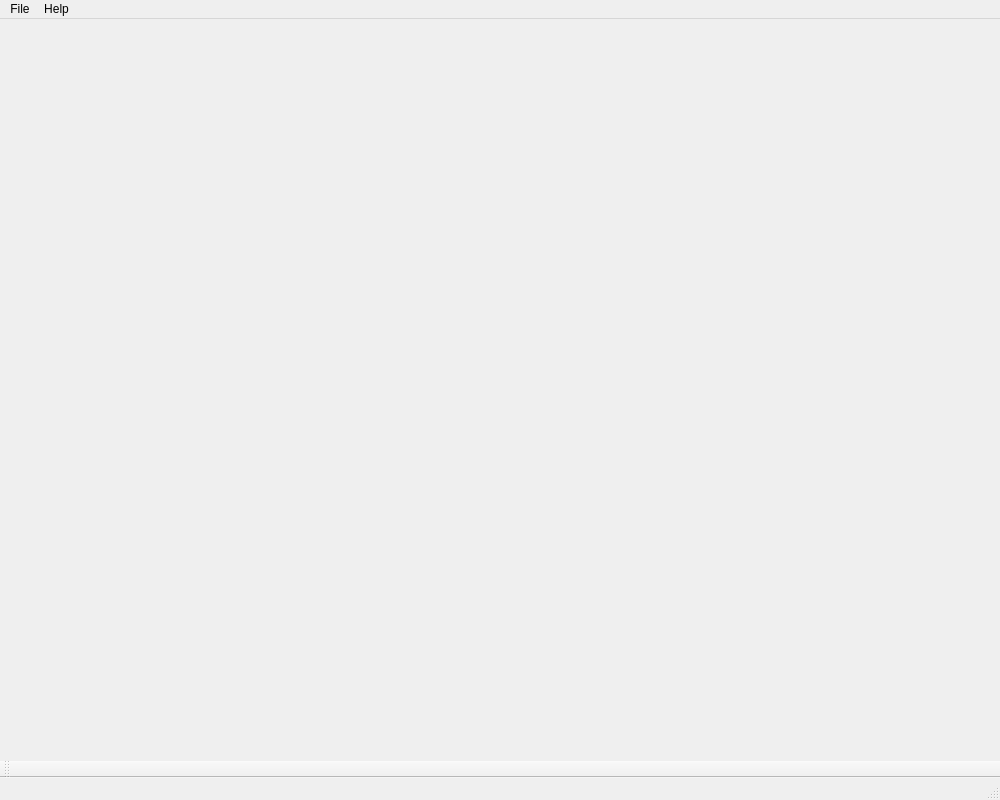
Before: the Qt Designer form af/gui/main.ui in manerotoni/afw, drawn with Qt 5.
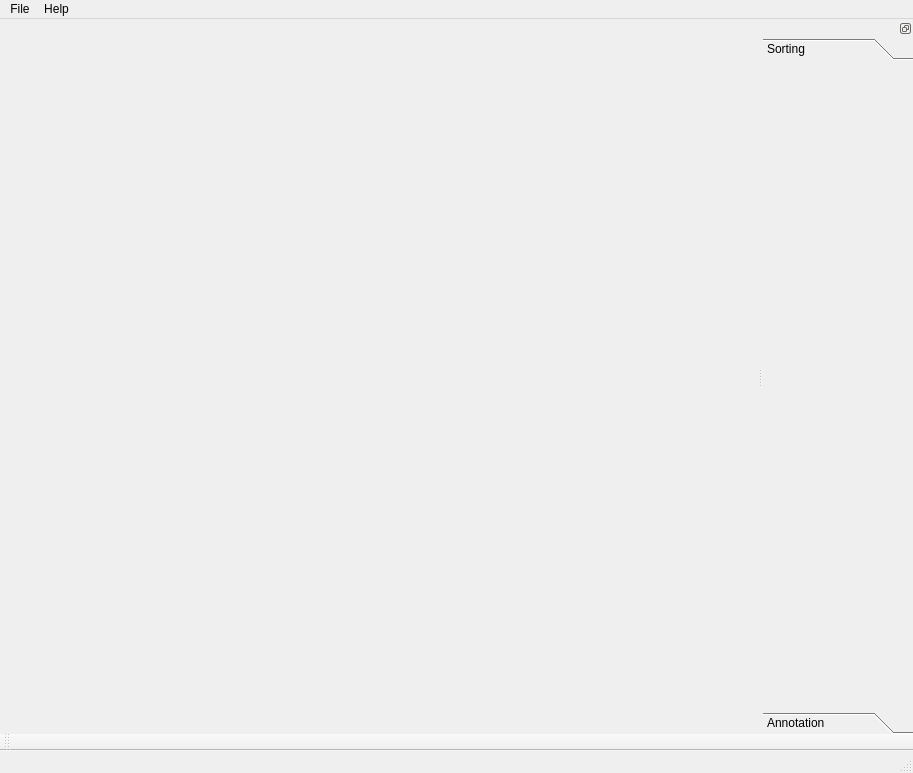
After: the same form once the commit is applied.

```diff
--- a/af/gui/main.ui
+++ b/af/gui/main.ui
@@ -6,20 +6,38 @@
    <rect>
     <x>0</x>
     <y>0</y>
-    <width>1000</width>
-    <height>800</height>
+    <width>913</width>
+    <height>773</height>
    </rect>
   </property>
   <property name="windowTitle">
    <string>MainWindow</string>
   </property>
-  <widget class="QWidget" name="centralwidget"/>
+  <widget class="QWidget" name="centralwidget">
+   <property name="sizePolicy">
+    <sizepolicy hsizetype="Expanding" vsizetype="Expanding">
+     <horstretch>0</horstretch>
+     <verstretch>0</verstretch>
+    </sizepolicy>
+   </property>
+   <property name="maximumSize">
+    <size>
+     <width>16777215</width>
+     <height>16777215</height>
+    </size>
+   </property>
+   <layout class="QGridLayout" name="gridLayout">
+    <property name="margin">
+     <number>0</number>
+    </property>
+   </layout>
+  </widget>
   <widget class="QMenuBar" name="menubar">
    <property name="geometry">
     <rect>
      <x>0</x>
      <y>0</y>
-     <width>1000</width>
+     <width>913</width>
      <height>22</height>
     </rect>
    </property>
@@ -50,6 +68,96 @@
     <bool>false</bool>
    </attribute>
   </widget>
+  <widget class="QDockWidget" name="sorting">
+   <property name="sizePolicy">
+    <sizepolicy hsizetype="Preferred" vsizetype="Preferred">
+     <horstretch>1</horstretch>
+     <verstretch>1</verstretch>
+    </sizepolicy>
+   </property>
+   <property name="minimumSize">
+    <size>
+     <width>150</width>
+     <height>170</height>
+    </size>
+   </property>
+   <property name="maximumSize">
+    <size>
+     <width>524287</width>
+     <height>524287</height>
+    </size>
+   </property>
+   <property name="baseSize">
+    <size>
+     <width>100</width>
+     <height>0</height>
+    </size>
+   </property>
+   <property name="floating">
+    <bool>false</bool>
+   </property>
+   <property name="features">
+    <set>QDockWidget::DockWidgetFloatable|QDockWidget::DockWidgetMovable</set>
+   </property>
+   <property name="allowedAreas">
+    <set>Qt::AllDockWidgetAreas</set>
+   </property>
+   <attribute name="dockWidgetArea">
+    <number>2</number>
+   </attribute>
+   <widget class="QWidget" name="layout">
+    <layout class="QHBoxLayout" name="horizontalLayout">
+     <property name="margin">
+      <number>0</number>
+     </property>
+     <item>
+      <widget class="QToolBox" name="toolBox">
+       <property name="sizePolicy">
+        <sizepolicy hsizetype="Expanding" vsizetype="Expanding">
+         <horstretch>1</horstretch>
+         <verstretch>1</verstretch>
+        </sizepolicy>
+       </property>
+       <property name="minimumSize">
+        <size>
+         <width>150</width>
+         <height>0</height>
+        </size>
+       </property>
+       <property name="currentIndex">
+        <number>0</number>
+       </property>
+       <widget class="QWidget" name="sorting">
+        <property name="geometry">
+         <rect>
+          <x>0</x>
+          <y>0</y>
+          <width>150</width>
+          <height>623</height>
+         </rect>
+        </property>
+        <attribute name="label">
+         <string>Sorting</string>
+        </attribute>
+       </widget>
+       <widget class="QWidget" name="annotation">
+        <property name="geometry">
+         <rect>
+          <x>0</x>
+          <y>0</y>
+          <width>150</width>
+          <height>623</height>
+         </rect>
+        </property>
+        <attribute name="label">
+         <string>Annotation</string>
+        </attribute>
+       </widget>
+      </widget>
+     </item>
+    </layout>
+   </widget>
+  </widget>
   <action name="actionOpen">
    <property name="text">
     <string>Open</string>
```
